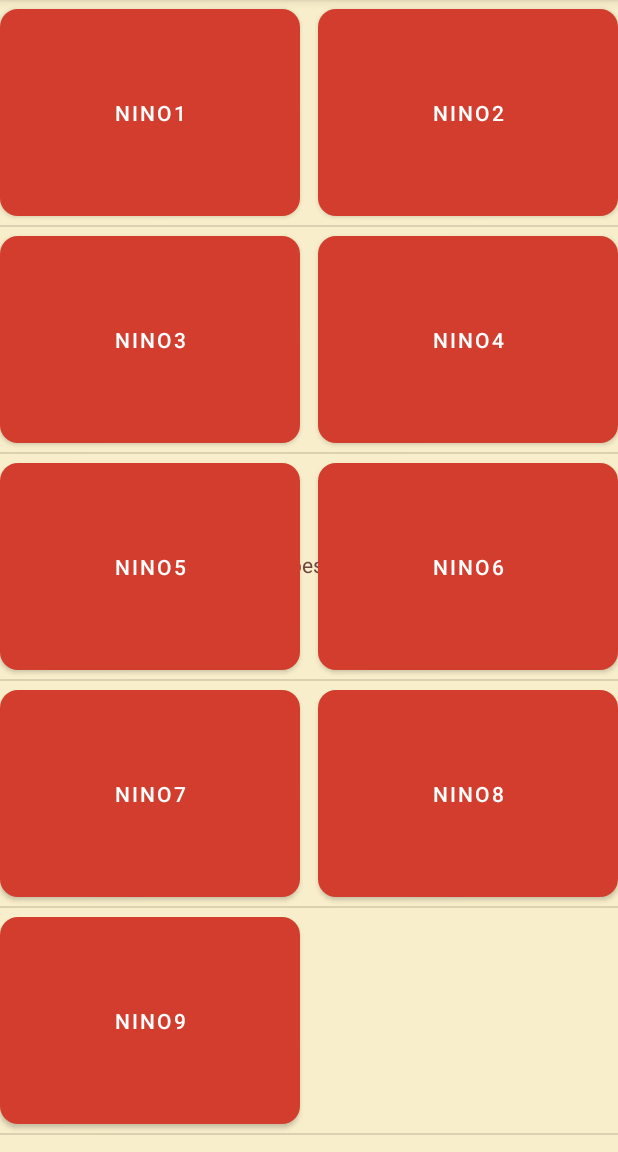
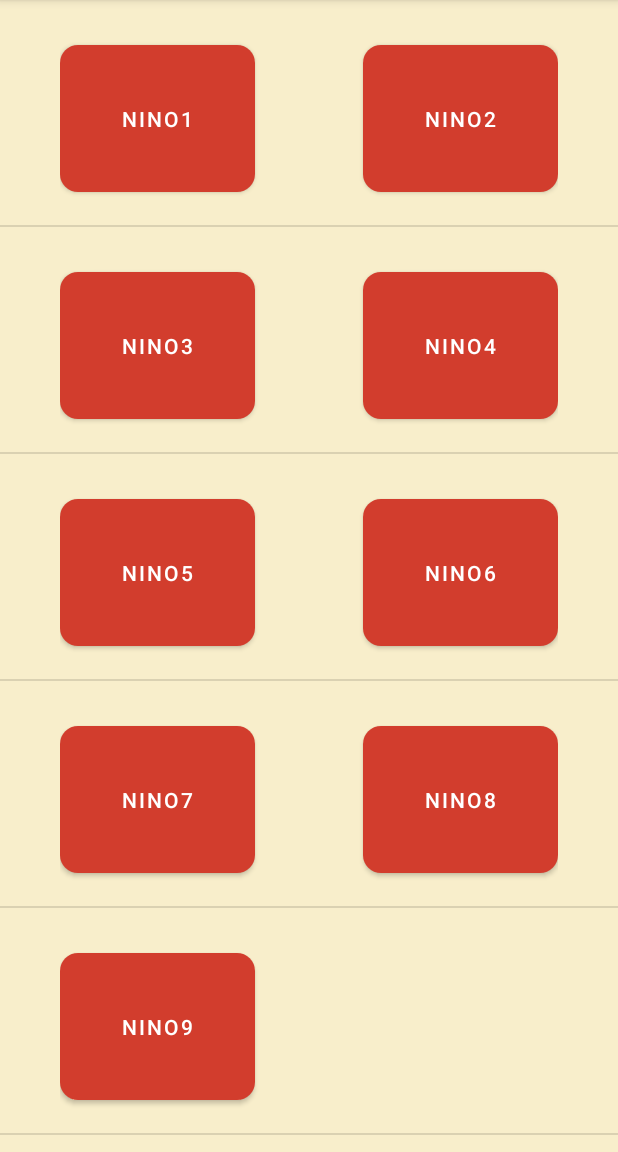
Before and after one commit to Ryoris/BurgerBox, an Android app: the screen it shows after launch (MainActivity), on a phone screen of 412 x 824 dp, the part 84-1236 px from its top. Run offline under Robolectric (Android 15) with nearby library versions, the phone set to English and light mode, and no system bars.

Commit message:
Mise en page des boutons

```diff
--- a/app/src/main/res/layout/activity_main.xml
+++ b/app/src/main/res/layout/activity_main.xml
@@ -6,15 +6,6 @@
     android:layout_width="match_parent"
     android:layout_height="match_parent"
     tools:context=".MainActivity">
-
-    <TextView
-        android:layout_width="wrap_content"
-        android:layout_height="wrap_content"
-        android:text="Nino, j'ai besoin de toi\nMoi aussi"
-        app:layout_constraintBottom_toBottomOf="parent"
-        app:layout_constraintEnd_toEndOf="parent"
-        app:layout_constraintStart_toStartOf="parent"
-        app:layout_constraintTop_toTopOf="parent" />
 
     <ListView
         android:id="@+id/listview_1"
--- a/app/src/main/res/layout/lore_du_burger.xml
+++ b/app/src/main/res/layout/lore_du_burger.xml
@@ -27,10 +27,10 @@
             android:id="@+id/lore_text"
             android:layout_width="match_parent"
             android:layout_height="wrap_content"
+            android:layout_marginBottom="8dp"
             android:lineSpacingExtra="4dp"
             android:text="@string/histoire_burger"
-            android:textSize="18sp"
-            android:layout_marginBottom="8dp"/>
+            android:textSize="18sp" />
 
         <ImageView
             android:id="@+id/imgLogo"
--- a/app/src/main/res/layout/two_buttons.xml
+++ b/app/src/main/res/layout/two_buttons.xml
@@ -3,20 +3,24 @@
     xmlns:app="http://schemas.android.com/apk/res-auto"
     xmlns:tools="http://schemas.android.com/tools"
     android:layout_width="match_parent"
-    android:layout_height="match_parent">
+    android:layout_height="match_parent"
+    android:paddingStart="40dp"
+    android:paddingEnd="40dp"
+    android:paddingTop="24dp"
+    android:paddingBottom="16dp">
 
     <Button
         android:id="@+id/bouton1"
-        android:layout_width="200dp"
-        android:layout_height="150dp"
+        android:layout_width="130dp"
+        android:layout_height="110dp"
         android:text="Son 1"
         app:layout_constraintStart_toStartOf="parent"
         app:layout_constraintTop_toTopOf="parent" />
 
     <Button
         android:id="@+id/bouton2"
-        android:layout_width="200dp"
-        android:layout_height="150dp"
+        android:layout_width="130dp"
+        android:layout_height="110dp"
         android:text="Son 2"
         app:layout_constraintEnd_toEndOf="parent"
         app:layout_constraintTop_toTopOf="parent" />
```
Also changed, not shown: app/src/main/res/layout/one_button.xml (+8 -3 lines).
